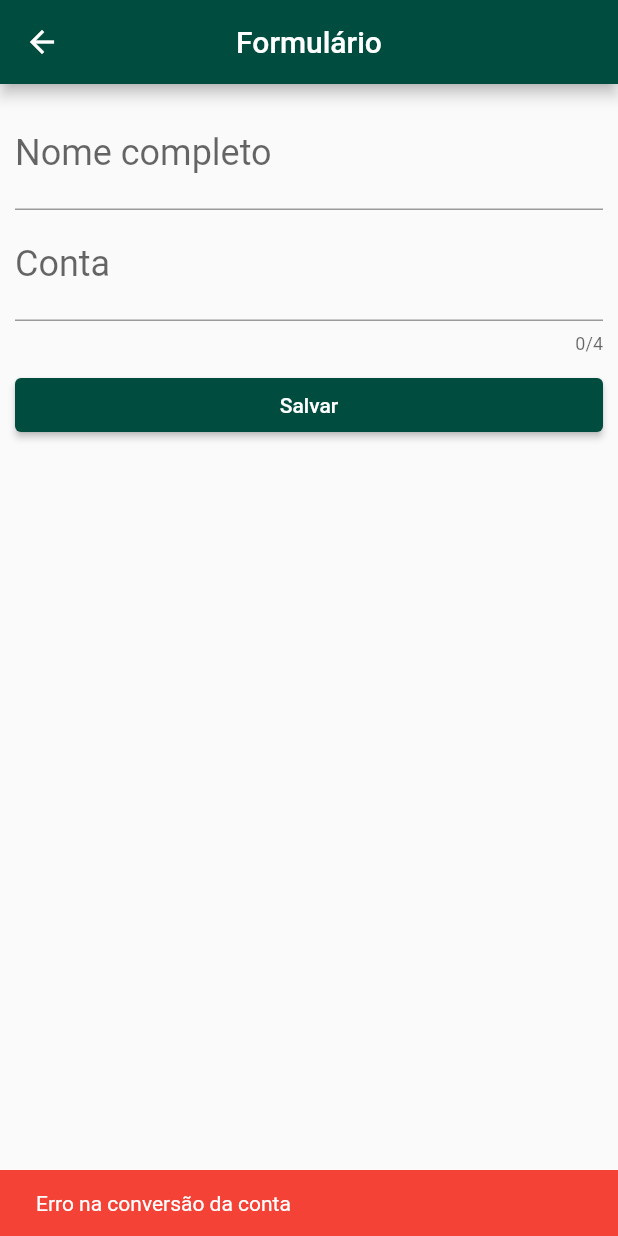
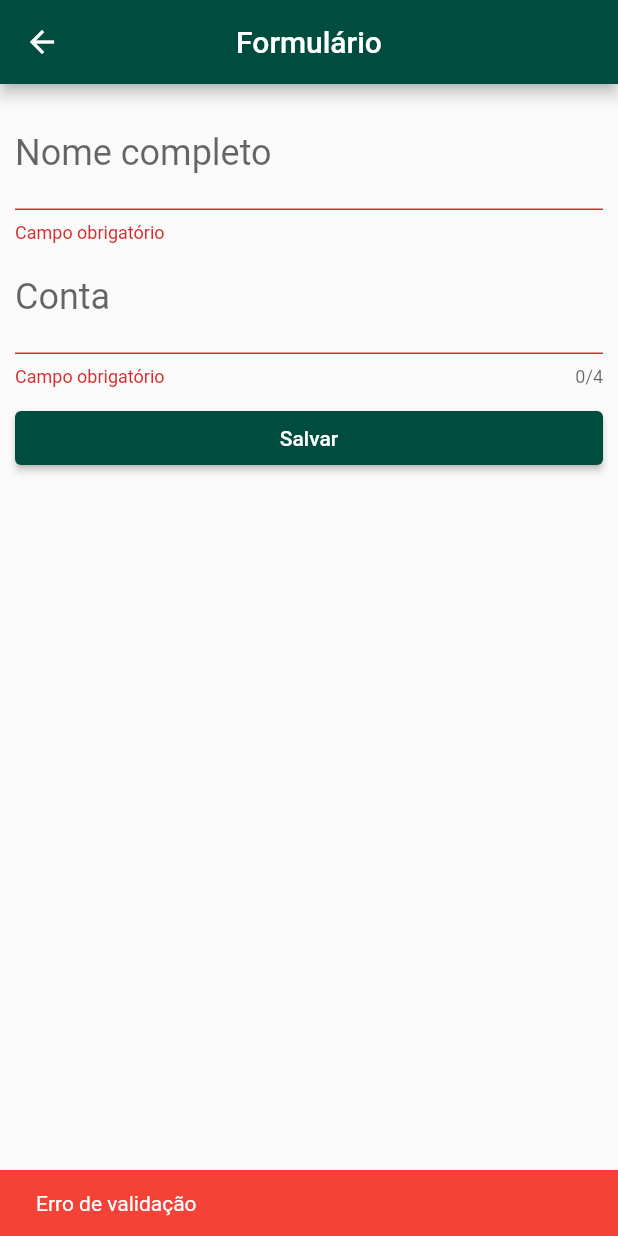
Before and after one commit to brunozupp/bank_sqlite_app_alura, a Flutter app: the ContactFormPage screen opened by its route, after a tap on "Salvar", on a phone screen of 412 x 824 dp. Run offline on Flutter 3.47's test engine with Material 2 defaults, Android fonts, the phone set to English and light mode, and no system bars; our stand-ins replace sqflite; accounts and stored records are empty.

Commit message:
Parte do curso terminada

```diff
--- /dev/null
+++ b/lib/database/dao/contact_dao.dart
@@ -0,0 +1,36 @@
+import 'package:bank_sqlite_app_alura/database/app_database.dart';
+import 'package:bank_sqlite_app_alura/models/contact.dart';
+
+class ContactDao {
+
+  static const String tableSql = '''
+      CREATE TABLE $_tableName(
+        id INTEGER PRIMARY KEY AUTOINCREMENT NOT NULL,
+        name TEXT,
+        account_number INTEGER
+      )
+    ''';
+
+  static const String _tableName = 'contacts';
+
+  Future<int> save(Contact contact) async {
+
+    final db = await createDatabase();
+
+    var map = contact.toMap();
+    map.remove("id");
+
+    return await db.insert(_tableName, map);
+  }
+
+  Future<List<Contact>> findAll() async {
+
+    final db = await createDatabase();
+
+    final queryResult = await db.query(_tableName);
+
+    final list = queryResult.map((e) => Contact.fromMap(e)).toList();
+
+    return list;
+  }
+}
--- a/lib/pages/contacts/contact_form_page.dart
+++ b/lib/pages/contacts/contact_form_page.dart
@@ -1,3 +1,5 @@
+import 'package:bank_sqlite_app_alura/database/app_database.dart';
+import 'package:bank_sqlite_app_alura/database/dao/contact_dao.dart';
 import 'package:bank_sqlite_app_alura/models/contact.dart';
 import 'package:bank_sqlite_app_alura/styles/colors_app.dart';
 import 'package:bank_sqlite_app_alura/utils/snackbar_utils.dart';
@@ -9,6 +11,8 @@ class ContactFormPage extends StatelessWidget {
   final _formKey = GlobalKey<FormState>();
   final _fullnameController = TextEditingController();
   final _accountController = TextEditingController();
+
+  final ContactDao _dao = ContactDao();
 
   @override
   Widget build(BuildContext context) {
@@ -32,9 +36,22 @@ class ContactFormPage extends StatelessWidget {
                 style: const TextStyle(
                   fontSize: 24.0
                 ),
+                validator: (value) {
+                  if(value == null || value.isEmpty) {
+                    return "Campo obrigatório";
+                  }
+
+                  RegExp regex = RegExp(r"[0-9]");
+
+                  if(regex.hasMatch(value)) {
+                    return "Não pode conter números, apenas letras";
+                  }
+
+                  return null;
+                },
               ),
               TextFormField(
-                controller: _fullnameController,
+                controller: _accountController,
                 decoration: const InputDecoration(
                   labelText: 'Conta',
                 ),
@@ -43,6 +60,19 @@ class ContactFormPage extends StatelessWidget {
                   fontSize: 24.0
                 ),
                 maxLength: 4,
+                validator: (value) {
+                  if(value == null || value.isEmpty) {
+                    return "Campo obrigatório";
+                  }
+
+                  RegExp regex = RegExp(r"[a-zA-Z]");
+
+                  if(regex.hasMatch(value)) {
+                    return "Não pode conter letras, apenas números";
+                  }
+
+                  return null;
+                },
               ),
               const SizedBox(
                 height: 10,
@@ -56,7 +86,13 @@ class ContactFormPage extends StatelessWidget {
                   child: const Text(
                     "Salvar"
                   ),
-                  onPressed: () {
+                  onPressed: () async {
+
+                    if(!_formKey.currentState!.validate()) {
+                      SnackbarUtils.showSnackbarError(context: context, message: "Erro de validação");
+                      return;
+                    }
+
                     final String name = _fullnameController.text;
                     final int? accountNumber = int.tryParse(_accountController.text);
 
@@ -65,9 +101,11 @@ class ContactFormPage extends StatelessWidget {
                       return;
                     }
 
-                    //final contact = Contact(name: name, accountNumber: accountNumber);
+                    final contact = Contact(name: name, accountNumber: accountNumber);
 
-                    //Navigator.of(context).pop(contact);
+                    await _dao.save(contact);
+
+                    Navigator.of(context).pop(true);
                   },
                 ),
               ),
```
Also changed, not shown: lib/database/app_database.dart (+5 -28 lines), lib/pages/contacts/contacts_list_page.dart (+19 -4 lines).
